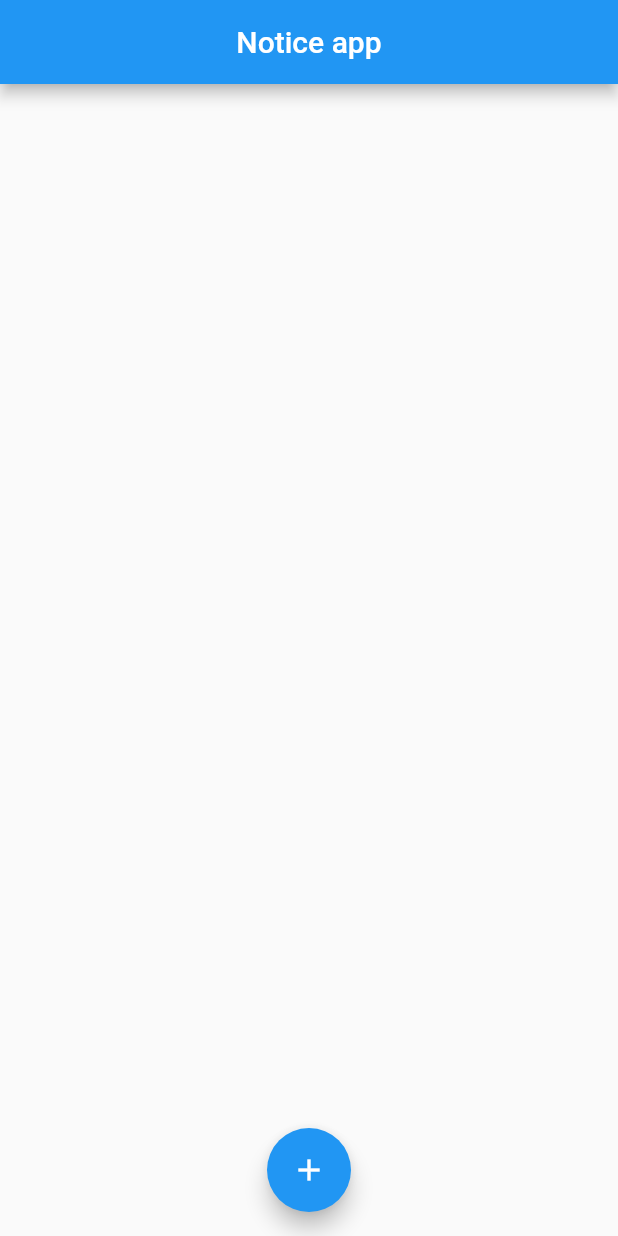
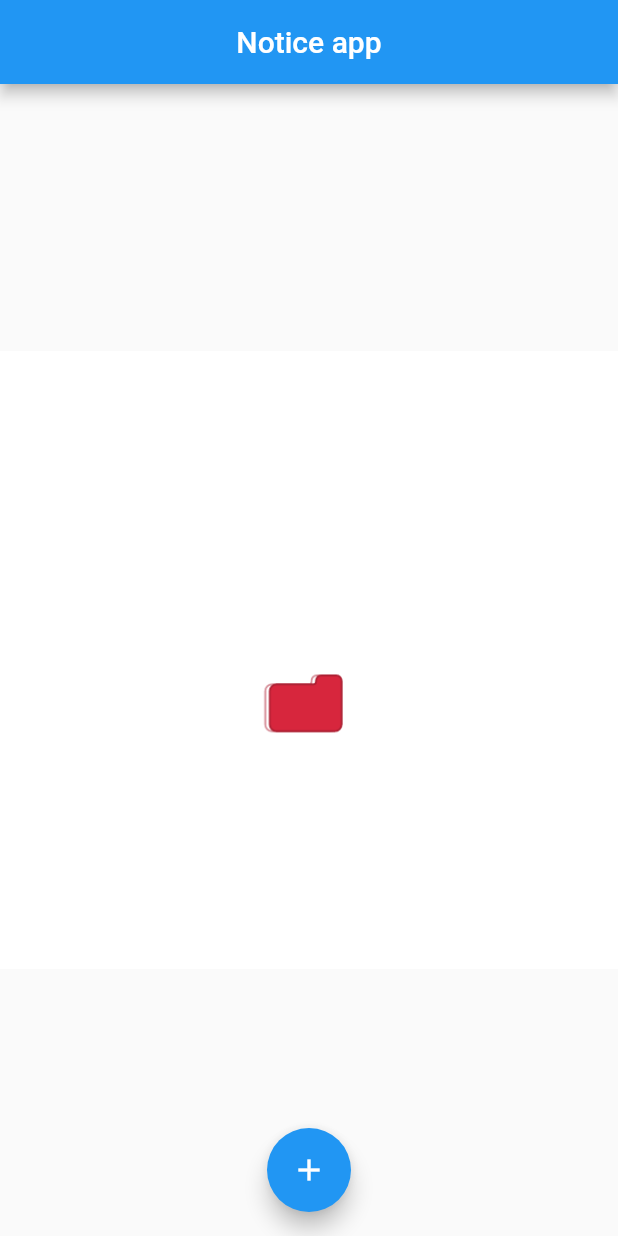
Before and after one commit to BekzodGayratov/Notes-app, a Flutter app: the screen it shows after launch, on a phone screen of 412 x 824 dp. Run offline on Flutter 3.47's test engine with Material 2 defaults, Android fonts, the phone set to English and light mode, and no system bars; our stand-ins replace bloc, flutter_bloc, flutter_local_notifications, hive_flutter, timezone; missing offline and left inert: flutter_toastr; accounts and stored records are empty.

Commit message:
app was completely created

```diff
--- a/lib/cubit/home_cubit.dart
+++ b/lib/cubit/home_cubit.dart
@@ -1,5 +1,4 @@
 import 'package:bloc/bloc.dart';
-import 'package:flutter/widgets.dart';
 import 'package:hive_flutter/adapters.dart';
 import 'package:notes/cubit/home_state.dart';
 
--- a/lib/screens/home_page.dart
+++ b/lib/screens/home_page.dart
@@ -38,7 +38,11 @@ class _HomePageState extends State<HomePage> {
             centerTitle: true,
             title: const Text("Notice app"),
           ),
-          body: Column(
+          body: context.watch<HomeCubit>().myBox!.isEmpty
+              ? Center(
+                  child: Image.asset("assets/nodata.gif"),
+                )
+              : Column(
                   children: [
                     Expanded(
                       child: ListView.builder(
@@ -48,8 +52,9 @@ class _HomePageState extends State<HomePage> {
                             child: ListTile(
                               leading: Text(
                                 index.toString(),
-                          style: TextStyle(
-                              fontSize: 18.0, fontWeight: FontWeight.w500),
+                                style: const TextStyle(
+                                    fontSize: 18.0,
+                                    fontWeight: FontWeight.w500),
                               ),
                               title: Text(context
                                   .watch<HomeCubit>()
@@ -67,7 +72,9 @@ class _HomePageState extends State<HomePage> {
                                   .getAt(index)!["time"]),
                             ),
                             onDismissed: (v) async {
-                        context.read<HomeCubit>().deleteDataFromBox(index);
+                              context
+                                  .read<HomeCubit>()
+                                  .deleteDataFromBox(index);
                               await NotificationService().showNotification(
                                 id: index,
                                 title: "Bildirishnoma: $index",
@@ -77,7 +84,8 @@ class _HomePageState extends State<HomePage> {
                             background: Container(
                               color: Colors.red,
                               child: Row(
-                            mainAxisAlignment: MainAxisAlignment.spaceBetween,
+                                  mainAxisAlignment:
+                                      MainAxisAlignment.spaceBetween,
                                   children: const [
                                     Icon(Icons.delete),
                                     Icon(Icons.delete)
--- a/pubspec.yaml
+++ b/pubspec.yaml
@@ -67,8 +67,8 @@ flutter:
   uses-material-design: true
 
   # To add assets to your application, add an assets section, like this:
-  # assets:
-  #   - images/a_dot_burr.jpeg
+  assets:
+    - assets/
   #   - images/a_dot_ham.jpeg
 
   # An image asset can refer to one or more resolution-specific "variants", see
```
Also changed, not shown: assets/nodata.gif (added). Lines whose indentation alone changed are shown as unchanged.
